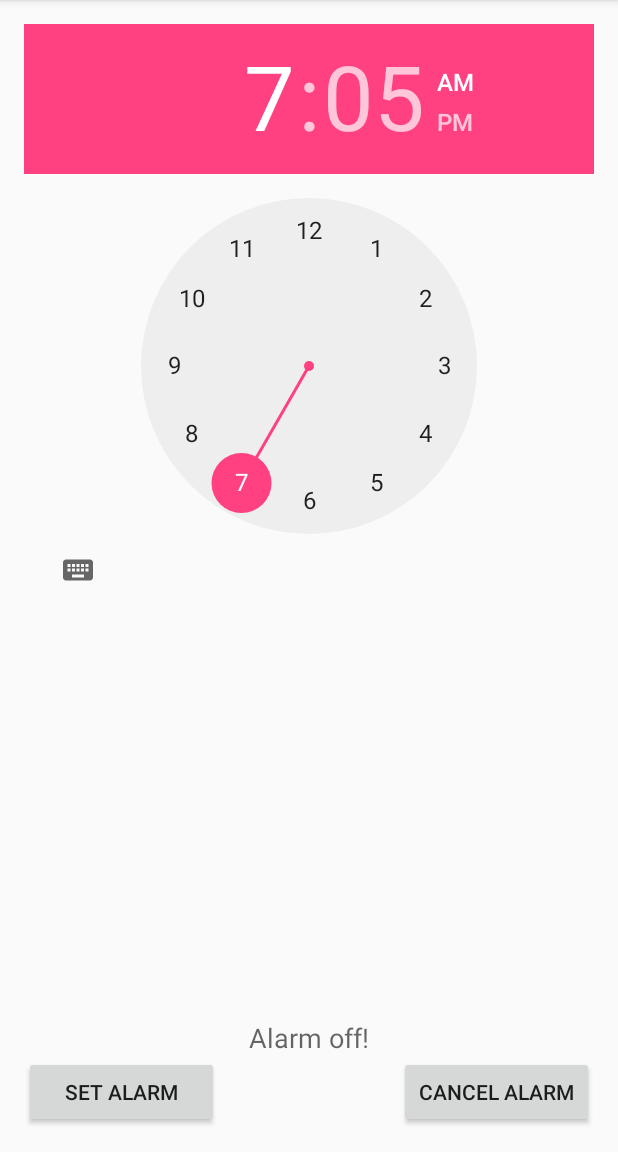
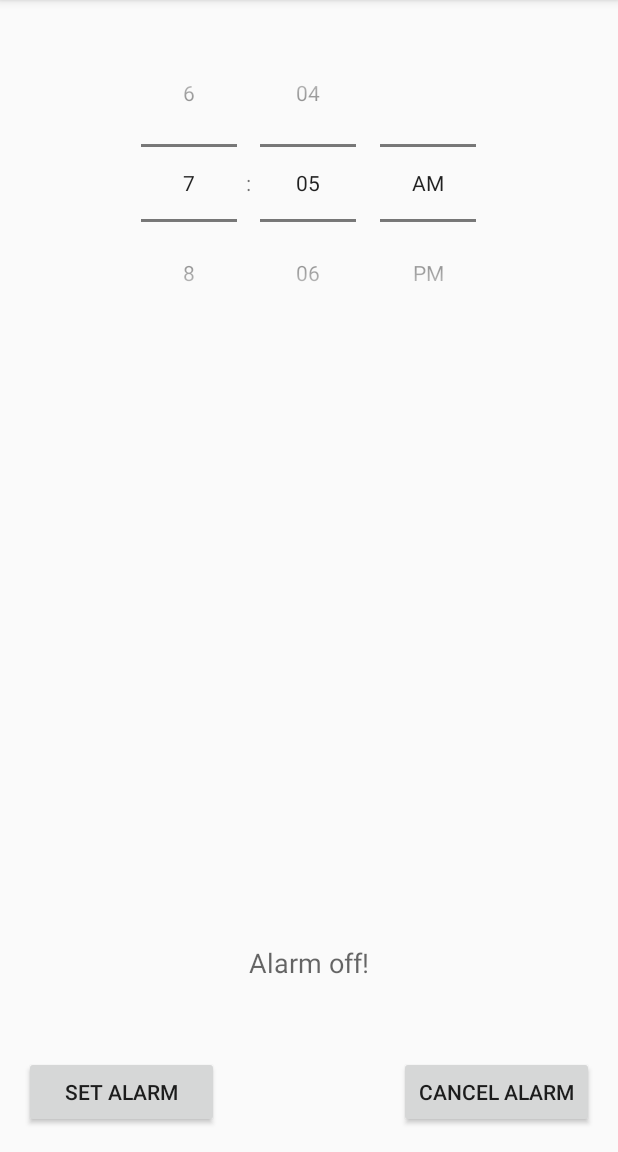
Before and after one commit to Tonyy33/PluggedInAlarm, an Android app: the screen it shows after launch (MainActivity), after a tap on "CANCEL ALARM", on a phone screen of 412 x 824 dp, the part 84-1236 px from its top. Run offline under Robolectric (Android 15) with nearby library versions, the phone set to English and light mode, and no system bars.

Commit message:
add notification and different timePicker style

```diff
--- a/app/src/main/java/com/example/pluggedinalarm/AlarmReceiver.java
+++ b/app/src/main/java/com/example/pluggedinalarm/AlarmReceiver.java
@@ -4,9 +4,6 @@ import android.content.BroadcastReceiver;
 import android.content.Context;
 import android.content.Intent;
 
-/**
- * Created by azimo123 on 20/09/16.
- */
 public class AlarmReceiver extends BroadcastReceiver {
     @Override
     public void onReceive(Context context, Intent intent) {
--- a/app/src/main/java/com/example/pluggedinalarm/MainActivity.java
+++ b/app/src/main/java/com/example/pluggedinalarm/MainActivity.java
@@ -15,8 +15,11 @@ public class MainActivity extends AppCompatActivity {
 
     public AlarmManager alarmManager;
     public TimePicker alarmTimepicker;
-    public TextView updateText;
     public PendingIntent pendingIntent;
+
+    public TextView tvUpdateText;
+    public Button btnStartAlarm;
+    public Button btnStopAlarm;
 
     @Override
     protected void onCreate(Bundle savedInstanceState) {
@@ -24,12 +27,12 @@ public class MainActivity extends AppCompatActivity {
         setContentView(R.layout.activity_main);
         alarmTimepicker = (TimePicker) findViewById(R.id.timePicker);
         alarmManager = (AlarmManager) getSystemService(ALARM_SERVICE);
-        updateText = (TextView) findViewById(R.id.updateText);
+        tvUpdateText = (TextView) findViewById(R.id.updateText);
         final Calendar calendar = Calendar.getInstance();
         final Intent myIntent = new Intent(this, AlarmReceiver.class);
 
-        Button startAlarm = (Button) findViewById(R.id.startAlarm);
-        startAlarm.setOnClickListener(new View.OnClickListener() {
+        btnStartAlarm = (Button) findViewById(R.id.startAlarm);
+        btnStartAlarm.setOnClickListener(new View.OnClickListener() {
             @Override
             public void onClick(View v) {
 
@@ -44,8 +47,8 @@ public class MainActivity extends AppCompatActivity {
             }
         });
 
-        Button stopAlarm = (Button) findViewById(R.id.endAlarm);
-        stopAlarm.setOnClickListener(new View.OnClickListener() {
+        btnStopAlarm = (Button) findViewById(R.id.endAlarm);
+        btnStopAlarm.setOnClickListener(new View.OnClickListener() {
             @Override
             public void onClick(View v) {
                 setAlarmText("Alarm off!");
@@ -56,7 +59,8 @@ public class MainActivity extends AppCompatActivity {
             }
         });
     }
+
     private void setAlarmText(String output) {
-        updateText.setText(output);
+        tvUpdateText.setText(output);
     }
 }
--- a/app/src/main/java/com/example/pluggedinalarm/RingtonePlayingService.java
+++ b/app/src/main/java/com/example/pluggedinalarm/RingtonePlayingService.java
@@ -9,9 +9,6 @@ import android.media.MediaPlayer;
 import android.os.IBinder;
 import android.support.annotation.Nullable;
 
-/**
- * Created by azimo123 on 20/09/16.
- */
 public class RingtonePlayingService extends Service {
 
     public MediaPlayer mediaSong;
@@ -53,6 +50,7 @@ public class RingtonePlayingService extends Service {
             Intent intentMainActivity = new Intent(this.getApplicationContext(), MainActivity.class);
             PendingIntent pendingIntentMainActivity = PendingIntent.getActivity(this, 0, intentMainActivity, 0);
             Notification notificationPopup = new Notification.Builder(this)
+                    .setSmallIcon(R.drawable.small_icon)
                     .setContentTitle("Alarm is going off!")
                     .setContentIntent(pendingIntentMainActivity)
                     .setAutoCancel(true)
--- a/app/src/main/res/layout/activity_main.xml
+++ b/app/src/main/res/layout/activity_main.xml
@@ -9,21 +9,31 @@
     android:paddingTop="@dimen/activity_vertical_margin"
     tools:context="com.example.pluggedinalarm.MainActivity">
 
+    <Button
+        android:layout_height="wrap_content"
+        android:text="Cancel Alarm"
+        android:id="@+id/endAlarm"
+        android:clickable="true"
+        android:layout_width="130dp"
+        android:layout_alignParentBottom="true"
+        android:layout_alignParentEnd="true" />
+
+    <Button
+        android:layout_height="wrap_content"
+        android:text="Set Alarm"
+        android:id="@+id/startAlarm"
+        android:clickable="true"
+        android:layout_width="130dp"
+        android:layout_alignParentBottom="true"
+        android:layout_alignParentStart="true" />
+
     <TimePicker
         android:layout_width="wrap_content"
         android:layout_height="wrap_content"
         android:id="@+id/timePicker"
+        android:timePickerMode="spinner"
         android:layout_alignParentTop="true"
         android:layout_centerHorizontal="true" />
-
-    <Button
-        android:layout_height="wrap_content"
-        android:text="Cancel Alarm"
-        android:id="@+id/endAlarm"
-        android:layout_alignParentBottom="true"
-        android:layout_alignEnd="@+id/timePicker"
-        android:clickable="true"
-        android:layout_width="130dp" />
 
     <TextView
         android:layout_width="wrap_content"
@@ -31,15 +41,7 @@
         android:textAppearance="?android:attr/textAppearanceMedium"
         android:text="Azimo"
         android:id="@+id/updateText"
-        android:layout_above="@+id/endAlarm"
+        android:layout_marginBottom="50dp"
+        android:layout_above="@+id/startAlarm"
         android:layout_centerHorizontal="true" />
-
-    <Button
-        android:layout_height="wrap_content"
-        android:text="Set Alarm"
-        android:id="@+id/startAlarm"
-        android:clickable="true"
-        android:layout_alignParentBottom="true"
-        android:layout_alignParentStart="true"
-        android:layout_width="130dp" />
 </RelativeLayout>
```
Also changed, not shown: app/src/main/res/drawable/small_icon.png (added).
